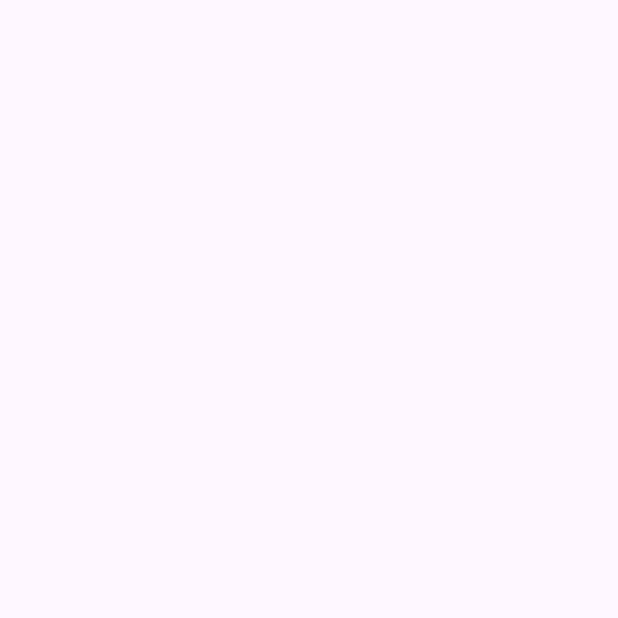
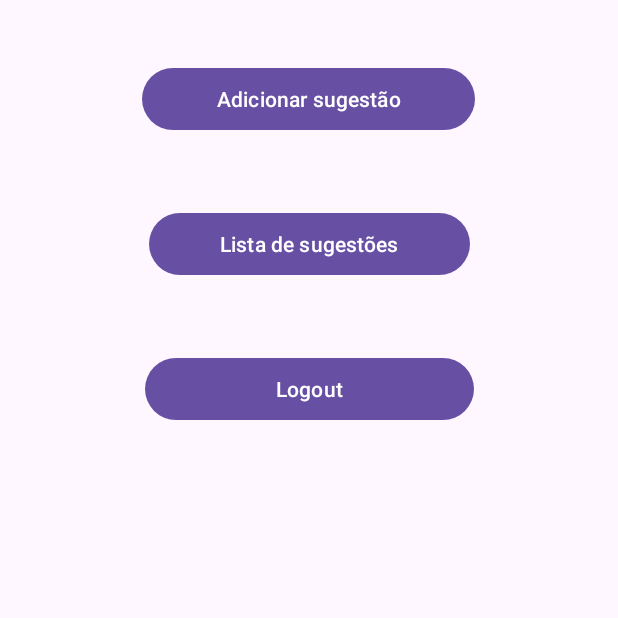
Before and after one commit to alexandrecostapb/reitoria2025, an Android app: the screen it shows after launch (MainActivity), on a phone screen of 412 x 824 dp, the top half of it. Before the commit the part shown is empty. Run offline under Robolectric (Android 15) with nearby library versions, the phone set to English and light mode, and no system bars.

Commit message:
Adição dos botões (adicionar gestão, lista de sugestão e logout) na tela da MainAcitivity.

```diff
--- a/app/src/main/res/layout/activity_main.xml
+++ b/app/src/main/res/layout/activity_main.xml
@@ -5,4 +5,40 @@
     android:id="@+id/main"
     android:layout_width="match_parent"
     android:layout_height="match_parent"
-    tools:context=".MainActivity"/>
+    tools:context=".MainActivity">
+
+    <Button
+        android:id="@+id/button"
+        android:layout_width="222dp"
+        android:layout_height="0dp"
+        android:layout_marginTop="41dp"
+        android:layout_marginBottom="47dp"
+        android:text="Adicionar sugestão"
+        app:layout_constraintBottom_toTopOf="@+id/button2"
+        app:layout_constraintEnd_toEndOf="parent"
+        app:layout_constraintHorizontal_bias="0.497"
+        app:layout_constraintStart_toStartOf="parent"
+        app:layout_constraintTop_toTopOf="parent" />
+
+    <Button
+        android:id="@+id/button2"
+        android:layout_width="214dp"
+        android:layout_height="0dp"
+        android:layout_marginBottom="47dp"
+        android:text="Lista de sugestões"
+        app:layout_constraintBottom_toTopOf="@+id/button3"
+        app:layout_constraintEnd_toEndOf="parent"
+        app:layout_constraintStart_toStartOf="parent"
+        app:layout_constraintTop_toBottomOf="@+id/button" />
+
+    <Button
+        android:id="@+id/button3"
+        android:layout_width="219dp"
+        android:layout_height="0dp"
+        android:layout_marginBottom="540dp"
+        android:text="Logout"
+        app:layout_constraintBottom_toBottomOf="parent"
+        app:layout_constraintEnd_toEndOf="parent"
+        app:layout_constraintStart_toStartOf="parent"
+        app:layout_constraintTop_toBottomOf="@+id/button2" />
+</androidx.constraintlayout.widget.ConstraintLayout>
```
